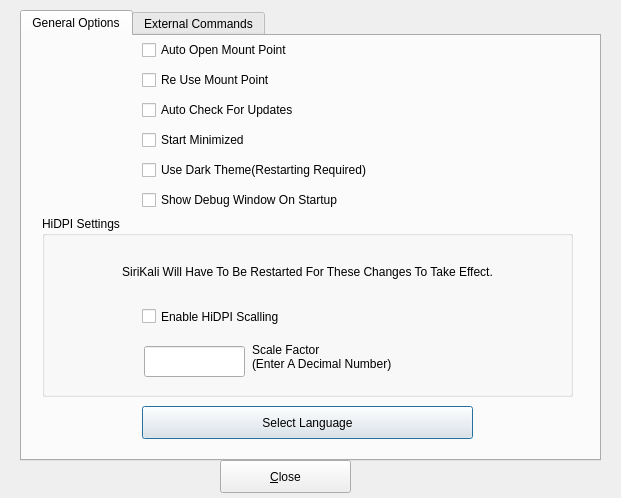
Qt form src/configoptions.ui (mhogomchungu/sirikali) before a commit.
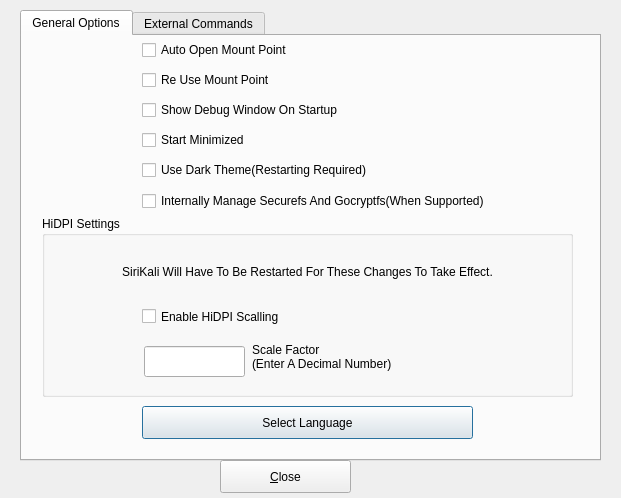
The same form after that commit. The open tabs and pages were chosen to show the change.

Commit message: add a GUI option in settings to decide if securefs and gocryptfs should be managed internally or not

What changed in the file:
```diff
--- a/src/configoptions.ui
+++ b/src/configoptions.ui
@@ -160,15 +160,15 @@
       <rect>
        <x>120</x>
        <y>60</y>
-       <width>195</width>
+       <width>436</width>
        <height>28</height>
       </rect>
      </property>
      <layout class="QHBoxLayout" name="horizontalLayout_3">
       <item>
-       <widget class="QCheckBox" name="cbAutoCheckForUpdates">
+       <widget class="QCheckBox" name="chShowDebugWindowOnStartup">
         <property name="text">
-         <string>Auto Check For Updates</string>
+         <string>Show Debug Window On Startup</string>
         </property>
        </widget>
       </item>
@@ -217,15 +217,15 @@
       <rect>
        <x>120</x>
        <y>150</y>
-       <width>252</width>
-       <height>28</height>
+       <width>451</width>
+       <height>31</height>
       </rect>
      </property>
      <layout class="QHBoxLayout" name="horizontalLayout_6">
       <item>
-       <widget class="QCheckBox" name="chShowDebugWindowOnStartup">
+       <widget class="QCheckBox" name="cbInternallyManageBackEnds">
         <property name="text">
-         <string>Show Debug Window On Startup</string>
+         <string>Internally Manage Securefs And Gocryptfs(When Supported)</string>
         </property>
        </widget>
       </item>
```
Left out of the diff: 3 changed lines with no effect on the pictures. The commit also changes 9 other files.
